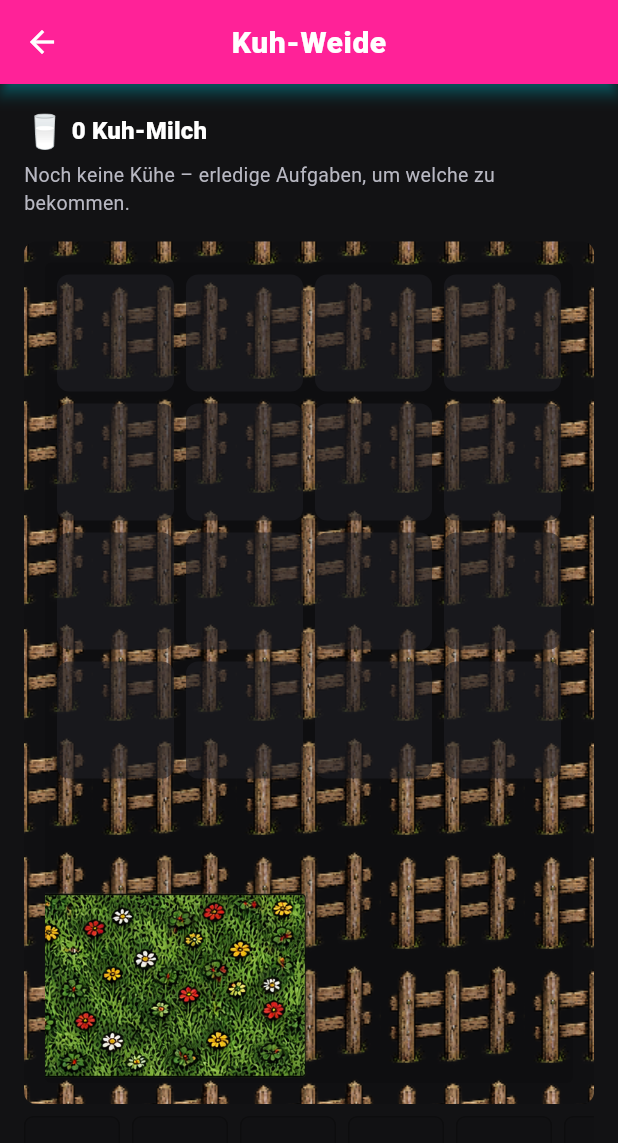
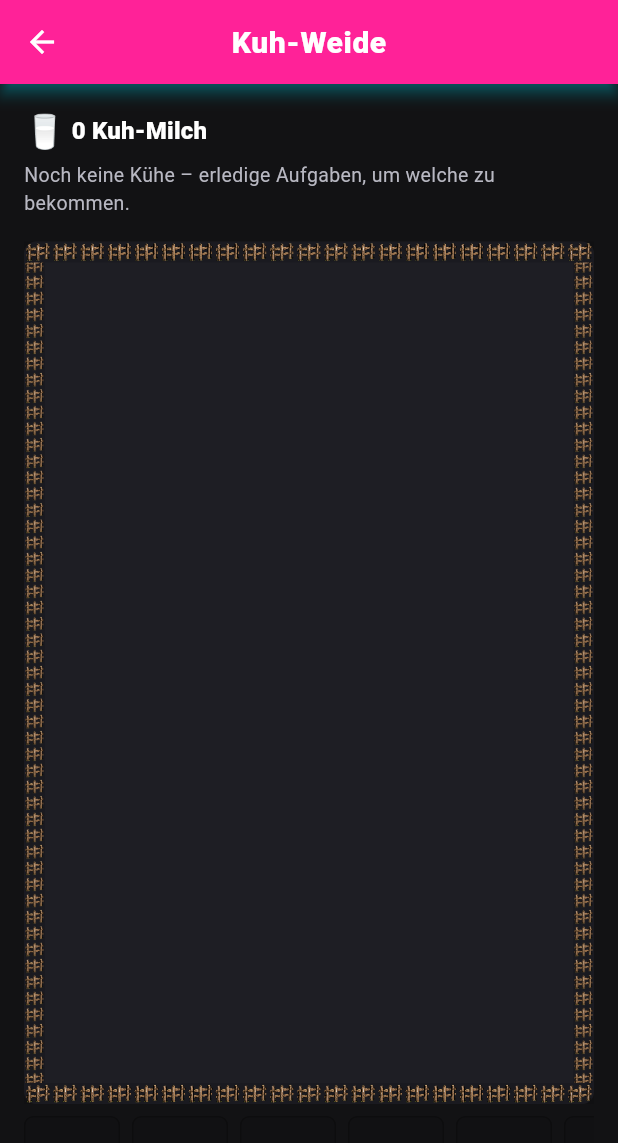
Before and after one commit to lenapaullina/life-organizer, a Flutter app: the CowPastureScreen screen opened directly, on a phone screen of 412 x 824 dp. Shown: the top 1143 px of the screen. Run offline on Flutter 3.47's test engine with Material 3 defaults, Android fonts, the phone set to English and light mode, and no system bars; our stand-ins replace audioplayers, drift, flutter_local_notifications, flutter_riverpod, image_picker, speech_to_text and 1 more; missing offline and left inert: record; accounts and stored records are empty; generated files the repository leaves out were written again.

Commit message:
Weide: Zaun nur noch als Rand-Rahmen, Gras nur auf besetzten Kacheln
PastureBackgroundWidget rendert den Zaun jetzt als vier eigenständige
IgnorePointer-Streifen an den Außenkanten (Stack) statt eines
flächendeckenden Kachel-Musters. Die Bodentextur wandert von dort in
_PastureCell und wird nur noch auf Kacheln mit einer Kuh gezeichnet;
leere Felder bleiben beim dunklen Standard-Hintergrund. Kuh-Artworks
in der Kachel jetzt in einer zentrierten Column mit festem 8px-Padding
statt der bisherigen Stack/Positioned-Ecke.

Co-Authored-By: Claude Sonnet 5 <noreply@anthropic.com>
Claude-Session: https://claude.ai/code/session_01XTWWnnrFD1YeD2PFmoNxS5

```diff
--- a/lib/features/cow_evolution/presentation/cow_pasture_screen.dart
+++ b/lib/features/cow_evolution/presentation/cow_pasture_screen.dart
@@ -163,6 +163,9 @@ class _CowPastureScreenState extends ConsumerState<CowPastureScreen> {
         data: (pasture) {
           final cowByPosition = {for (final c in pasture.cows) c.position: c};
           final rate = passiveMilkPerMinute(pasture.cows);
+          // Einmal pro Build nachschlagen statt in jeder Kachel neu: alle
+          // Kacheln teilen sich dieselbe aktive Bodentextur.
+          final groundAssetPath = groundById(pasture.activeGroundId).assetPath;
 
           return Padding(
             padding: const EdgeInsets.all(AppSpacing.md),
@@ -194,7 +197,6 @@ class _CowPastureScreenState extends ConsumerState<CowPastureScreen> {
                 const SizedBox(height: AppSpacing.md),
                 Expanded(
                   child: PastureBackgroundWidget(
-                    groundId: pasture.activeGroundId,
                     fenceId: pasture.activeFenceId,
                     decorationSlots: pasture.decorationSlots,
                     onSlotTap: (slot) => _pickDecoration(slot, pasture.decorationSlots[slot]),
@@ -218,6 +220,7 @@ class _CowPastureScreenState extends ConsumerState<CowPastureScreen> {
                         builder: (context, candidates, rejected) {
                           final cell = _PastureCell(
                             cow: cow,
+                            groundAssetPath: groundAssetPath,
                             selected: selected,
                             highlighted: matchesDrag,
                             dimmed: dimmed,
@@ -239,6 +242,7 @@ class _CowPastureScreenState extends ConsumerState<CowPastureScreen> {
                                 height: 72,
                                 child: _PastureCell(
                                   cow: cow,
+                                  groundAssetPath: groundAssetPath,
                                   selected: false,
                                   highlighted: true,
                                   dimmed: false,
@@ -319,6 +323,12 @@ class _CowPastureScreenState extends ConsumerState<CowPastureScreen> {
 
 class _PastureCell extends StatelessWidget {
   final Cow? cow;
+
+  /// Pfad der aktiven Bodentextur – wird als Kachel-Hintergrund NUR
+  /// gerendert, wenn [cow] nicht `null` ist (siehe Anfrage Punkt 2:
+  /// Gras nur auf tatsächlich besetzten Kacheln, leere Felder bleiben
+  /// beim normalen dunklen App-Hintergrund).
+  final String groundAssetPath;
   final bool selected;
   final bool highlighted;
   final bool dimmed;
@@ -328,6 +338,7 @@ class _PastureCell extends StatelessWidget {
 
   const _PastureCell({
     required this.cow,
+    required this.groundAssetPath,
     required this.selected,
     required this.highlighted,
     required this.dimmed,
@@ -356,35 +367,48 @@ class _PastureCell extends StatelessWidget {
         child: AnimatedContainer(
           duration: const Duration(milliseconds: 150),
           decoration: BoxDecoration(
+            // Nur besetzte Kacheln bekommen die Gras-Textur als
+            // Hintergrund; leere Kacheln bleiben beim normalen
+            // (halbtransparenten) Karten-Hintergrund der App.
             color: hovering ? accent.withOpacity(0.25) : baseColor,
             borderRadius: BorderRadius.circular(AppSpacing.cardRadius),
             border: Border.all(color: borderColor, width: 3),
+            image: cow == null
+                ? null
+                : DecorationImage(
+                    image: AssetImage(groundAssetPath),
+                    fit: BoxFit.cover,
+                    onError: (error, stackTrace) {
+                      debugPrint('Boden-Bild (Kachel) konnte nicht geladen werden: $error');
+                    },
+                  ),
           ),
           alignment: Alignment.center,
           child: cow == null
               ? null
-              : Stack(
-                  fit: StackFit.expand,
+              : Padding(
+                  padding: const EdgeInsets.all(8.0),
+                  child: Column(
+                    mainAxisAlignment: MainAxisAlignment.center,
                     children: [
-                    Padding(
-                      padding: const EdgeInsets.all(4),
+                      Expanded(
+                        child: Center(
                           child: SafeAssetImage(
                             assetPath: cow!.characterType.cardAssetPath,
                             fit: BoxFit.contain,
                             placeholderIcon: Icons.pets,
                           ),
                         ),
-                    Positioned(
-                      right: 2,
-                      bottom: 2,
-                      child: Container(
+                      ),
+                      const SizedBox(height: 2),
+                      Container(
                         padding: const EdgeInsets.symmetric(horizontal: 4, vertical: 1),
                         decoration: BoxDecoration(
                           color: Colors.black.withOpacity(0.55),
                           borderRadius: BorderRadius.circular(4),
                         ),
                         child: Text(
-                          'Lv.${cow!.level}',
+                          'Lv. ${cow!.level}',
                           style: const TextStyle(
                             fontSize: 9,
                             fontWeight: FontWeight.w700,
@@ -392,8 +416,8 @@ class _PastureCell extends StatelessWidget {
                           ),
                         ),
                       ),
+                    ],
                   ),
-                  ],
                 ),
         ),
       ),
--- a/lib/features/cow_evolution/presentation/pasture_background_widget.dart
+++ b/lib/features/cow_evolution/presentation/pasture_background_widget.dart
@@ -1,89 +1,104 @@
 import 'package:flutter/material.dart';
 
 import '../../../core/assets/cow_asset_registry.dart';
+import '../../../core/theme/app_colors.dart';
 import '../../../core/theme/app_spacing.dart';
 import '../domain/cow_accessory.dart';
 
-/// Weiden-Hintergrund: wechselbare Bodentextur, die als echter
-/// Hintergrund hinter dem gesamten Kuh-Raster liegt, ein Zaun als
-/// Rahmen drumherum, sowie feste Deko-Slots (siehe Anfrage Punkt 2/3
-/// – bewusst KEIN freies Canvas-Dragging, sondern ein einfaches
-/// Slot-System: gekaufte Deko-Objekte werden einem der
+/// Weiden-Rahmen: der Zaun liegt jetzt AUSSCHLIESSLICH als schmaler
+/// Rand an den 4 Außenkanten des Raster-Feldes (vier eigenständige
+/// Streifen in einem Stack, siehe [_FenceStrip]) – kein Kachel-Muster
+/// mehr, das über die ganze Fläche läuft. Die Bodentextur (Gras) wird
+/// NICHT mehr hier gerendert: die liegt jetzt pro Kachel nur auf
+/// tatsächlich besetzten Feldern (siehe `_PastureCell` in
+/// `cow_pasture_screen.dart`), leere Kacheln zeigen den normalen
+/// dunklen App-Hintergrund. Zusätzlich feste Deko-Slots (siehe
+/// Anfrage Punkt 2/3 – bewusst KEIN freies Canvas-Dragging, sondern
+/// ein einfaches Slot-System: gekaufte Deko-Objekte werden einem der
 /// [decorationSlots] zugewiesen und dort als PNG gerendert).
 class PastureBackgroundWidget extends StatelessWidget {
-  final String groundId;
   final String fenceId;
   final List<String?> decorationSlots;
   final ValueChanged<int> onSlotTap;
 
-  /// Der eigentliche Weiden-Inhalt (z. B. das Kuh-Raster), der über
-  /// dem Bodenbild liegt.
+  /// Der eigentliche Weiden-Inhalt (das Kuh-Raster), der innerhalb
+  /// des Zaun-Rahmens liegt.
   final Widget child;
 
   const PastureBackgroundWidget({
     super.key,
-    required this.groundId,
     required this.fenceId,
     required this.decorationSlots,
     required this.onSlotTap,
     required this.child,
   });
 
+  /// Breite des Zaun-Rahmens in Pixeln – als Konstante, damit die vier
+  /// Streifen unten und das Innen-Padding exakt zusammenpassen.
+  static const _fenceThickness = 14.0;
+
   @override
   Widget build(BuildContext context) {
-    final ground = groundById(groundId);
     final fence = fenceById(fenceId);
 
     return Column(
       crossAxisAlignment: CrossAxisAlignment.stretch,
       children: [
         Expanded(
-          // Der Zaun ist jetzt ein echter RAHMEN um die ganze Weide statt
-          // eines separaten, lose wirkenden Streifens darunter: die
-          // äußere Box zeigt das (klein gekachelte) Zaun-Bild als
-          // Hintergrund, die Innen-Box mit der Bodentextur sitzt mit
-          // etwas Abstand darin – der sichtbare Rand dazwischen IST der
-          // Zaun. `ResizeImage` skaliert das Zaun-PNG vorab auf eine
-          // kleine Kachelgröße, bevor `repeat` es mehrfach nebeneinander
-          // zeichnet (dieselbe "klein und erkennbar statt riesig
-          // wirkend"-Überlegung wie zuvor, nur jetzt als Fläche statt
-          // als einzelner Streifen).
+          child: Stack(
+            children: [
+              // Dunkler Standard-Untergrund der App als Basis – NICHT die
+              // Bodentextur (die zeigt sich nur noch pro Kachel auf
+              // besetzten Feldern, siehe Klassenkommentar oben).
+              Positioned.fill(
                 child: Container(
                   decoration: BoxDecoration(
+                    color: AppColors.surface,
                     borderRadius: BorderRadius.circular(AppSpacing.cardRadius),
-              color: Colors.black12, // sichtbar, falls das Bild mal fehlschlägt
-              image: DecorationImage(
-                image: ResizeImage(AssetImage(fence.assetPath), width: 96),
-                repeat: ImageRepeat.repeat,
-                // Fail-Safe: schlägt das Bild fehl, wird der Fehler nur
-                // geloggt statt die App abstürzen zu lassen (DecorationImage
-                // hat kein `errorBuilder` wie Image.asset, siehe
-                // SafeAssetImage in cow_asset_registry.dart für die
-                // Image.asset-Variante der Fail-Safe-Pipeline).
-                onError: (error, stackTrace) {
-                  debugPrint('Zaun-Bild konnte nicht geladen werden: $error');
-                },
                   ),
                 ),
-            padding: const EdgeInsets.all(14),
-            child: Container(
-              decoration: BoxDecoration(
-                borderRadius: BorderRadius.circular(AppSpacing.cardRadius - 4),
-                color: Colors.black12,
-                // Die Bodentextur füllt jetzt wirklich die komplette
-                // Fläche hinter dem Kuh-Raster (nicht nur eine einzelne,
-                // isoliert wirkende Bild-Kachel irgendwo am Rand).
-                image: DecorationImage(
-                  image: AssetImage(ground.assetPath),
-                  fit: BoxFit.cover,
-                  onError: (error, stackTrace) {
-                    debugPrint('Boden-Bild konnte nicht geladen werden: $error');
-                  },
+              ),
+              // Das Spielfeld (Kuh-Raster) sitzt innerhalb des Zaun-Rahmens.
+              Positioned.fill(
+                child: Padding(
+                  padding: const EdgeInsets.all(_fenceThickness),
+                  child: child,
                 ),
               ),
-              padding: const EdgeInsets.all(AppSpacing.sm),
-              child: child,
+              // Zaun NUR als Rahmen an den 4 Außenkanten des Grids – vier
+              // eigenständige, sich an den Ecken nicht überlappende
+              // Streifen statt eines flächendeckenden Kachel-Musters.
+              // `IgnorePointer`, damit der Rahmen nie Drag/Tap-Gesten
+              // auf dem darunterliegenden Grid abfängt.
+              Positioned(
+                top: 0,
+                left: 0,
+                right: 0,
+                height: _fenceThickness,
+                child: _FenceStrip(fence: fence),
               ),
+              Positioned(
+                bottom: 0,
+                left: 0,
+                right: 0,
+                height: _fenceThickness,
+                child: _FenceStrip(fence: fence),
+              ),
+              Positioned(
+                top: _fenceThickness,
+                bottom: _fenceThickness,
+                left: 0,
+                width: _fenceThickness,
+                child: _FenceStrip(fence: fence),
+              ),
+              Positioned(
+                top: _fenceThickness,
+                bottom: _fenceThickness,
+                right: 0,
+                width: _fenceThickness,
+                child: _FenceStrip(fence: fence),
+              ),
+            ],
           ),
         ),
         const SizedBox(height: AppSpacing.sm),
@@ -104,6 +119,39 @@ class PastureBackgroundWidget extends StatelessWidget {
           ),
         ),
       ],
+    );
+  }
+}
+
+/// Ein einzelner, schmaler Zaun-Streifen (siehe [PastureBackgroundWidget]).
+/// `ResizeImage` skaliert das (meist sehr viel breitere als hohe)
+/// Zaun-PNG vorab auf eine kleine Kachelgröße, bevor `repeat` es
+/// mehrfach nebeneinander zeichnet – so bleiben die einzelnen
+/// Zaunpfosten klein und erkennbar statt riesig verzerrt zu wirken.
+class _FenceStrip extends StatelessWidget {
+  final PastureFenceItem fence;
+  const _FenceStrip({required this.fence});
+
+  @override
+  Widget build(BuildContext context) {
+    return IgnorePointer(
+      child: Container(
+        decoration: BoxDecoration(
+          color: Colors.black12, // sichtbar, falls das Bild mal fehlschlägt
+          image: DecorationImage(
+            image: ResizeImage(AssetImage(fence.assetPath), width: 40),
+            repeat: ImageRepeat.repeat,
+            // Fail-Safe: schlägt das Bild fehl, wird der Fehler nur
+            // geloggt statt die App abstürzen zu lassen (DecorationImage
+            // hat kein `errorBuilder` wie Image.asset, siehe
+            // SafeAssetImage in cow_asset_registry.dart für die
+            // Image.asset-Variante der Fail-Safe-Pipeline).
+            onError: (error, stackTrace) {
+              debugPrint('Zaun-Bild konnte nicht geladen werden: $error');
+            },
+          ),
+        ),
+      ),
     );
   }
 }
```
Also changed, not shown: 1 other file. Lines whose indentation alone changed are shown as unchanged.
